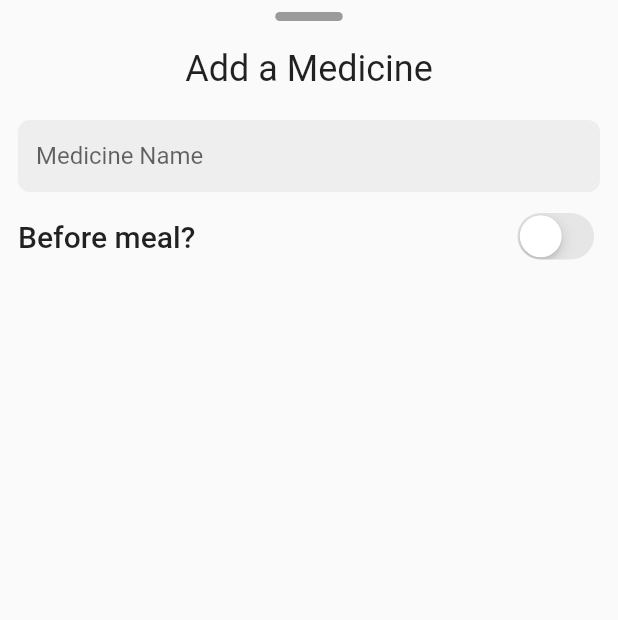
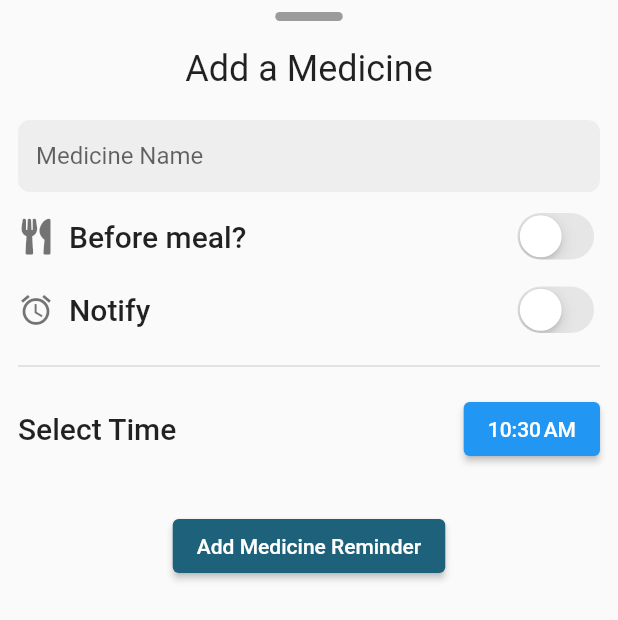
Before and after one commit to SumayaSiddique/Care_4_U_project, a Flutter app: the AddMedicineBottomSheet widget shown alone on an empty page, opened directly, on a phone screen of 412 x 824 dp. Shown: the top 620 px of the screen. Run offline on Flutter 3.47's test engine with Material 2 defaults, Android fonts, the phone set to English and light mode, and no system bars; our stand-ins replace carousel_slider, cloud_firestore, firebase_auth, firebase_core, fl_chart, flutter_local_notifications and 13 more; accounts and stored records are empty; network calls fail; Roboto replaces fonts that are missing (SF Pro Rounded); project files that could hold a hidden picture were left out.

Commit message:
Medicine is saving and updating from firestore

```diff
--- a/care_4_u_project/lib/Datamodel/MedicineDatamodel/MedicineDatamodel.dart
+++ b/care_4_u_project/lib/Datamodel/MedicineDatamodel/MedicineDatamodel.dart
@@ -1,6 +1,8 @@
+import 'package:flutter/material.dart';
+
 class MedicineDatamodel {
   final String name;
-  final DateTime time;
+  final TimeOfDay time;
   final bool beforeMeal;
   final bool notify;
 
--- a/care_4_u_project/lib/Screens/Blood Pressure/BloodPressureDetailsView.dart
+++ b/care_4_u_project/lib/Screens/Blood Pressure/BloodPressureDetailsView.dart
@@ -1,5 +1,4 @@
 import 'package:care_4_u_project/Datamodel/BloodPressureModel/BloodPressureModel.dart';
-import 'package:care_4_u_project/Services/FirestoreManager/blood_pressure_clf.dart';
 import 'package:cloud_firestore/cloud_firestore.dart';
 import 'package:firebase_auth/firebase_auth.dart';
 import 'package:flutter/material.dart';
@@ -28,7 +27,6 @@ class _BloodPressureDetailsViewState extends State<BloodPressureDetailsView> {
 
   @override
   Widget build(BuildContext context) {
-    final size = MediaQuery.of(context).size;
     // ChartSeriesController? _chartSeriesController;
     final _formKey = GlobalKey<FormState>();
     int? inputSysValue;
--- a/care_4_u_project/lib/Screens/Home/modules/MedicineView.dart
+++ b/care_4_u_project/lib/Screens/Home/modules/MedicineView.dart
@@ -32,7 +32,7 @@ class MedicineView extends StatelessWidget {
                   () => MedicineReminder(
                     medicineDatamodel: MedicineDatamodel(
                       name: 'Lexapro 150mg',
-                      time: DateTime.now(),
+                      time: TimeOfDay.now(),
                       beforeMeal: true,
                       notify: true,
                     ),
--- a/care_4_u_project/lib/Screens/Medicine Reminder/MedicineReminder.dart
+++ b/care_4_u_project/lib/Screens/Medicine Reminder/MedicineReminder.dart
@@ -1,5 +1,8 @@
 import 'package:care_4_u_project/Datamodel/MedicineDatamodel/MedicineDatamodel.dart';
+import 'package:care_4_u_project/Services/FirestoreManager/MedicineReminder/MedicineReminderFirestoreManager.dart';
 import 'package:care_4_u_project/Services/Notifications/NotificationAPI.dart';
+import 'package:cloud_firestore/cloud_firestore.dart';
+import 'package:firebase_auth/firebase_auth.dart';
 import 'package:flutter/cupertino.dart';
 import 'package:flutter/material.dart';
 import 'package:font_awesome_flutter/font_awesome_flutter.dart';
@@ -23,8 +26,14 @@ class _MedicineReminderState extends State<MedicineReminder> {
   Widget build(BuildContext context) {
     final size = MediaQuery.of(context).size;
     final textTheme = Theme.of(context).textTheme;
-    String dateTime =
-        DateFormat('hh:mm a').format(widget.medicineDatamodel.time);
+
+    final Stream<QuerySnapshot> _medicineCollections = FirebaseFirestore
+        .instance
+        .collection('users')
+        .doc(FirebaseAuth.instance.currentUser!.uid)
+        .collection('medicines')
+        .snapshots();
+
     return Scaffold(
         appBar: AppBar(
           title: Text("Medicine Reminder"),
@@ -50,17 +59,51 @@ class _MedicineReminderState extends State<MedicineReminder> {
             ),
           ],
         ),
-      body: ListView.builder(
-        itemCount: 10,
-        itemBuilder: (context, index) {
+        body: StreamBuilder<QuerySnapshot>(
+          stream: _medicineCollections,
+          builder:
+              (BuildContext context, AsyncSnapshot<QuerySnapshot> snapshot) {
+            if (snapshot.hasError) {
+              return Text('Something went wrong');
+            }
+
+            if (snapshot.connectionState == ConnectionState.waiting) {
+              return Text("Loading");
+            }
+
+            return ListView(
+              children: snapshot.data!.docs.map((DocumentSnapshot document) {
+                Map<String, dynamic> data =
+                    document.data()! as Map<String, dynamic>;
+
+                Timestamp timestamp = data['time'];
+                final dateFormat = timestamp.toDate();
+
                 return MedicineReminderCard(
-            size: size,
-            widget: widget,
-            textTheme: textTheme,
-            dateTime: dateTime,
+                  medicineDatamodel: MedicineDatamodel(
+                    name: data['name'],
+                    time: TimeOfDay(
+                        hour: dateFormat.hour, minute: dateFormat.minute),
+                    beforeMeal: data['beforeMeal'],
+                    notify: data['notify'],
+                  ),
+                );
+              }).toList(),
             );
           },
-      ),
+        )
+
+        // ListView.builder(
+        //   itemCount: 3,
+        //   itemBuilder: (context, index) {
+        //     return MedicineReminderCard(
+        //       size: size,
+        //       widget: widget,
+        //       textTheme: textTheme,
+        //       dateTime: DateTime.now().toString(),
+        //     );
+        //   },
+        // ),
         );
   }
 }
@@ -68,16 +111,10 @@ class _MedicineReminderState extends State<MedicineReminder> {
 class MedicineReminderCard extends StatefulWidget {
   const MedicineReminderCard({
     Key? key,
-    required this.size,
-    required this.widget,
-    required this.textTheme,
-    required this.dateTime,
+    required this.medicineDatamodel,
   }) : super(key: key);
 
-  final Size size;
-  final MedicineReminder widget;
-  final TextTheme textTheme;
-  final String dateTime;
+  final MedicineDatamodel medicineDatamodel;
 
   @override
   _MedicineReminderCardState createState() => _MedicineReminderCardState();
@@ -108,15 +145,15 @@ class _MedicineReminderCardState extends State<MedicineReminderCard> {
             children: [
               Lottie.asset(
                 'lottie/medicine.json',
-                width: widget.size.width / 3,
+                width: Get.width / 3,
               ),
               Column(
                 crossAxisAlignment: CrossAxisAlignment.start,
                 children: [
                   Text(
-                    widget.widget.medicineDatamodel.name,
+                    widget.medicineDatamodel.name,
                     style: TextStyle(
-                      fontSize: widget.textTheme.headline6!.fontSize,
+                      fontSize: Get.textTheme.headline6!.fontSize,
                     ),
                   ),
                   SizedBox(
@@ -131,7 +168,9 @@ class _MedicineReminderCardState extends State<MedicineReminderCard> {
                       SizedBox(
                         width: 8,
                       ),
-                      Text("${widget.dateTime}"),
+                      Text(
+                        "${formatTimeOfDay(widget.medicineDatamodel.time)}",
+                      ),
                     ],
                   ),
                   SizedBox(
@@ -139,6 +178,7 @@ class _MedicineReminderCardState extends State<MedicineReminderCard> {
                   ),
                   Row(
                     children: [
+                      if (widget.medicineDatamodel.beforeMeal)
                         Container(
                           height: 15,
                           width: 15,
@@ -154,6 +194,15 @@ class _MedicineReminderCardState extends State<MedicineReminderCard> {
                           color: Colors.black54,
                         ),
                       ),
+                      if (!widget.medicineDatamodel.beforeMeal)
+                        Container(
+                          height: 15,
+                          width: 15,
+                          decoration: BoxDecoration(
+                            color: Colors.green[400],
+                            shape: BoxShape.circle,
+                          ),
+                        ),
                     ],
                   )
                 ],
@@ -166,6 +215,13 @@ class _MedicineReminderCardState extends State<MedicineReminderCard> {
   }
 }
 
+class MedicineReminderController extends GetxController {
+  Rx<TimeOfDay> selectedTime = TimeOfDay.now().obs;
+  Rx<String> name = "".obs;
+  Rx<bool> beforeMeal = false.obs;
+  Rx<bool> notify = false.obs;
+}
+
 class AddMedicineBottomSheet extends StatefulWidget {
   @override
   _AddMedicineBottomSheetState createState() => _AddMedicineBottomSheetState();
@@ -173,13 +229,12 @@ class AddMedicineBottomSheet extends StatefulWidget {
 
 class _AddMedicineBottomSheetState extends State<AddMedicineBottomSheet> {
   final _addMedicineKey = GlobalKey<FormState>();
-  String name = "";
-  bool beforeMeal = false;
-  DateTime dateTime = DateTime.now();
-  TimeOfDay selectedTime = TimeOfDay.now();
 
   @override
   Widget build(BuildContext context) {
+    final MedicineReminderController mdcController =
+        Get.put(MedicineReminderController());
+
     return Column(
       children: [
         Padding(
@@ -200,7 +255,8 @@ class _AddMedicineBottomSheetState extends State<AddMedicineBottomSheet> {
           "Add a Medicine",
           style: Get.textTheme.headline5,
         ),
-        Form(
+        Obx(
+          () => Form(
             key: _addMedicineKey,
             child: Padding(
               padding: const EdgeInsets.symmetric(
@@ -212,7 +268,7 @@ class _AddMedicineBottomSheetState extends State<AddMedicineBottomSheet> {
                   ClipRRect(
                     borderRadius: BorderRadius.circular(8),
                     child: TextField(
-                    onChanged: (value) => name = value,
+                      onChanged: (value) => mdcController.name.value = value,
                       decoration: InputDecoration(
                         contentPadding: const EdgeInsets.symmetric(
                           horizontal: 12,
@@ -228,45 +284,119 @@ class _AddMedicineBottomSheetState extends State<AddMedicineBottomSheet> {
                   Row(
                     mainAxisAlignment: MainAxisAlignment.spaceBetween,
                     children: [
+                      Icon(
+                        FontAwesomeIcons.utensils,
+                        color: Colors.black54,
+                      ),
+                      SizedBox(width: 10),
                       Text(
                         "Before meal?",
                         style: Get.textTheme.headline6,
                       ),
+                      Spacer(),
                       CupertinoSwitch(
-                      value: beforeMeal,
-                      onChanged: (value) {},
+                        value: mdcController.beforeMeal.value,
+                        onChanged: (value) {
+                          mdcController.beforeMeal.value = value;
+                        },
                       ),
                     ],
                   ),
                   SizedBox(height: 10),
+                  Row(
+                    mainAxisAlignment: MainAxisAlignment.spaceBetween,
+                    children: [
+                      Icon(
+                        Icons.alarm,
+                        color: Colors.black54,
+                      ),
+                      SizedBox(width: 10),
+                      Text(
+                        "Notify",
+                        style: Get.textTheme.headline6,
+                      ),
+                      Spacer(),
+                      CupertinoSwitch(
+                        value: mdcController.notify.value,
+                        onChanged: (value) {
+                          mdcController.notify.value = value;
+                        },
+                      ),
+                    ],
+                  ),
+                  SizedBox(height: 10),
+                  Divider(
+                    thickness: 1,
+                  ),
+                  SizedBox(height: 10),
+                  Row(
+                    mainAxisAlignment: MainAxisAlignment.spaceBetween,
+                    children: [
+                      Text(
+                        "Select Time",
+                        style: Get.textTheme.headline6,
+                      ),
+                      ElevatedButton(
+                        onPressed: () async {
+                          await _selectTime(
+                            context,
+                            mdcController,
+                          );
+                        },
+                        child: Text(
+                          "${formatTimeOfDay(mdcController.selectedTime.value)}",
+                        ),
+                      ),
+                    ],
+                  ),
+                  SizedBox(height: 30),
+                  Container(
+                    child: ElevatedButton(
+                      style: ElevatedButton.styleFrom(
+                        primary: Color(0xff1d617A),
+                      ),
+                      onPressed: () async {
+                        final medicineDatamodel = MedicineDatamodel(
+                          name: mdcController.name.value,
+                          time: mdcController.selectedTime.value,
+                          beforeMeal: mdcController.beforeMeal.value,
+                          notify: mdcController.notify.value,
+                        );
+                        print(medicineDatamodel.name +
+                            medicineDatamodel.beforeMeal.toString() +
+                            medicineDatamodel.notify.toString() +
+                            medicineDatamodel.time.toString());
+
+                        MedicineReminderFirestoreManager.addMedicine(
+                            medicineDatamodel);
+                      },
+                      child: Text("Add Medicine Reminder"),
+                    ),
+                  ),
                 ],
               ),
             ),
+          ),
         )
-        // ElevatedButton(
-        //   onPressed: () async {
-        //     final notificationManager = NotificationManager();
-        //     await notificationManager.displayNotification(
-        //       "Water Reminder",
-        //       "Feeling thirsty?",
-        //     );
-        //   },
-        //   child: Text("Instant Notification!"),
-        // ),
-        // ElevatedButton(
-        //   onPressed: () async {
-        //     final notificationManager = NotificationManager();
-        //     await notificationManager.scheduleNotification(
-        //       'Hmmmmm',
-        //       "Why should you wait 5 seconds if you can drink water now?",
-        //       DateTime.now().add(
-        //         Duration(seconds: 5),
-        //       ),
-        //     );
-        //   },
-        //   child: Text("5 Second delay notification"),
-        // ),
       ],
     );
   }
+
+  Future<Null> _selectTime(BuildContext context,
+      MedicineReminderController medicineReminderController) async {
+    final TimeOfDay? picked = await showTimePicker(
+      context: context,
+      initialTime: medicineReminderController.selectedTime.value,
+    );
+    if (picked != null) {
+      medicineReminderController.selectedTime.value = picked;
     }
+  }
+}
+
+String formatTimeOfDay(TimeOfDay tod) {
+  final now = new DateTime.now();
+  final dt = DateTime(now.year, now.month, now.day, tod.hour, tod.minute);
+  final format = DateFormat.jm(); //"6:00 AM"
+  return format.format(dt);
+}
--- /dev/null
+++ b/care_4_u_project/lib/Services/FirestoreManager/MedicineReminder/MedicineReminderFirestoreManager.dart
@@ -0,0 +1,31 @@
+import 'package:care_4_u_project/Datamodel/MedicineDatamodel/MedicineDatamodel.dart';
+import 'package:cloud_firestore/cloud_firestore.dart';
+import 'package:firebase_auth/firebase_auth.dart';
+import 'package:get/get.dart';
+
+class MedicineReminderFirestoreManager {
+  static void addMedicine(MedicineDatamodel medicineDatamodel) async {
+    DateTime now = new DateTime.now();
+    now = new DateTime(now.year, now.month, now.day,
+        medicineDatamodel.time.hour, medicineDatamodel.time.minute);
+
+    final CollectionReference _collectionReference = FirebaseFirestore.instance
+        .collection('users')
+        .doc(FirebaseAuth.instance.currentUser!.uid)
+        .collection('medicines');
+
+    _collectionReference.add({
+      'name': medicineDatamodel.name,
+      'notify': medicineDatamodel.notify,
+      'beforeMeal': medicineDatamodel.beforeMeal,
+      'time': Timestamp.fromDate(now),
+    }).then((value) {
+      Get.back();
+      Get.snackbar(
+        'Success',
+        'Medicine is Saved',
+        snackPosition: SnackPosition.BOTTOM,
+      );
+    });
+  }
+}
```
Lines whose indentation alone changed are shown as unchanged.
